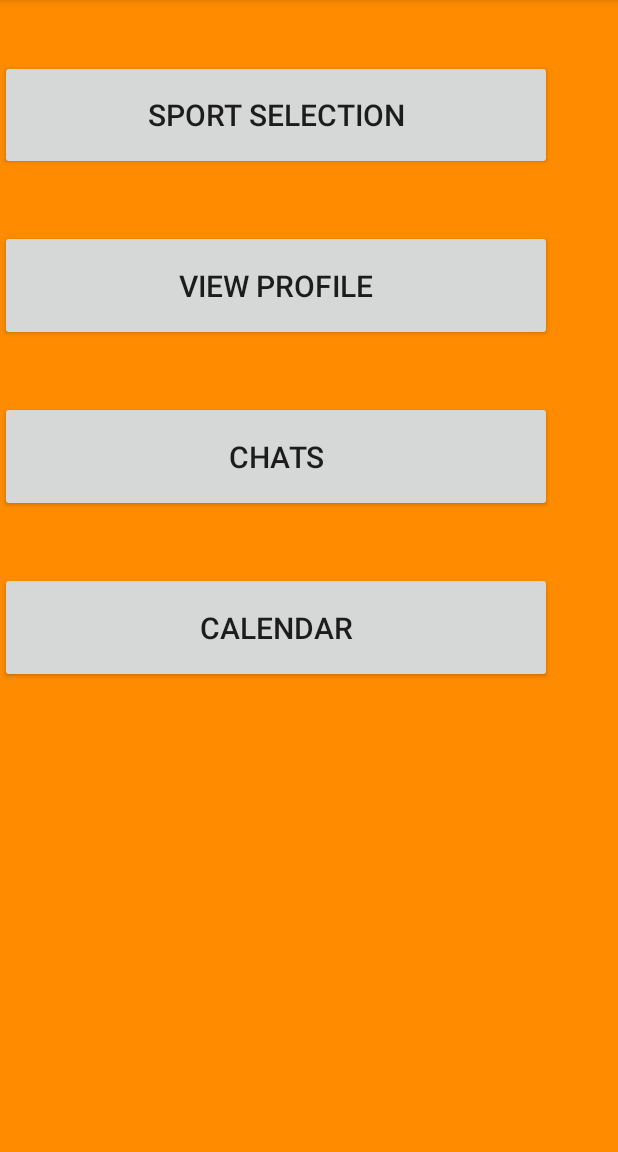
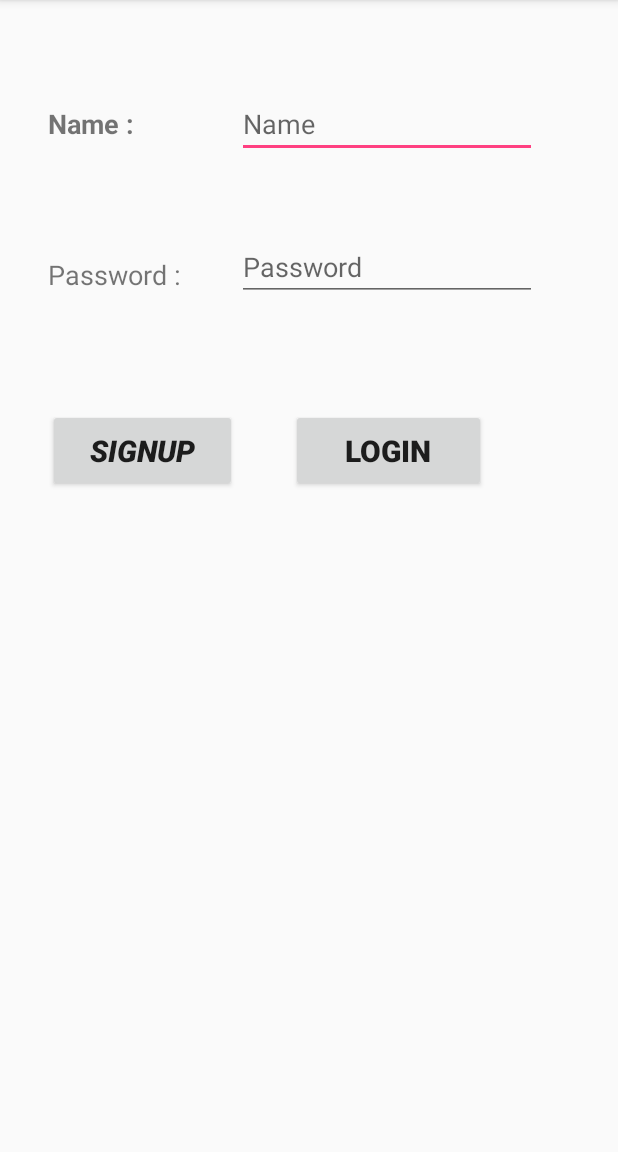
Before and after one commit to RachiketArya/MyApplication3, an Android app: the screen it shows after launch (MainActivity), on a phone screen of 412 x 824 dp, the part 84-1236 px from its top. Run offline under Robolectric (Android 15) with nearby library versions, the phone set to English and light mode, and no system bars.

Commit message:
changes made

```diff
--- a/app/src/main/AndroidManifest.xml
+++ b/app/src/main/AndroidManifest.xml
@@ -33,6 +33,11 @@
         <activity android:name=".Chats"
             android:label="NUS Sports Match"
             />
+        <activity android:name=".Signup"
+            android:label="NUS Sports Match"
+            />
+        <activity android:name=".menuAfterLogin"
+            android:label="NUS Sports Match"/>
 
     </application>
 
--- a/app/src/main/java/com/example/rachiket/myapplication/MainActivity.java
+++ b/app/src/main/java/com/example/rachiket/myapplication/MainActivity.java
@@ -5,53 +5,60 @@ import android.support.v7.app.AppCompatActivity;
 import android.os.Bundle;
 import android.view.View;
 import android.widget.Button;
+import android.widget.EditText;
+import android.widget.TextView;
 
 import java.util.*;
 
 public class MainActivity extends AppCompatActivity {
-
-
+    public static List<Player> All;
+    public EditText password;
+    public EditText name;
+    public Button Login;
+    public Button sign_up;
+    public TextView alert;
+    public static int select=-1;
     @Override
     protected void onCreate(Bundle savedInstanceState) {
         super.onCreate(savedInstanceState);
-        setContentView(R.layout.activity_main);
+        setContentView(R.layout.main_login_page);
+        initialiseUI();
 
-        Button sportsBut = (Button) findViewById(R.id.button);
-        sportsBut.setOnClickListener(new View.OnClickListener() {
-            @Override
-            public void onClick(View v) {
-                Intent i = new Intent(v.getContext(), Sports.class);
-                startActivity(i);
-            }
-        });
-
-        Button profileBut = (Button) findViewById(R.id.button2);
-        sportsBut.setOnClickListener(new View.OnClickListener() {
-            @Override
-            public void onClick(View v) {
-                Intent i = new Intent(v.getContext(), MyProfile.class);
-                startActivity(i);
-            }
-        });
-
-        Button chatBut = (Button) findViewById(R.id.button3);
-        sportsBut.setOnClickListener(new View.OnClickListener() {
-            @Override
-            public void onClick(View v) {
-                Intent i = new Intent(v.getContext(), Chats.class);
-                startActivity(i);
-            }
-        });
-
-        Button calendarBut = (Button) findViewById(R.id.button4);
-        sportsBut.setOnClickListener(new View.OnClickListener() {
-            @Override
-            public void onClick(View v) {
-                Intent i = new Intent(v.getContext(), Calendar.class);
-                startActivity(i);
-            }
-        });
+    }
+    public void checkprofile(View view){
+        boolean flag=false;
+        for(int i=0;i<All.size();i++) {
+            if (All.get(i).getname().equals(name.getText().toString()) &&
+                    All.get(i).getpassword().equals(password.getText().toString()))
+                {
+                       select=i;
+                       Intent intent = new Intent(this, menuAfterLogin.class);
+                       startActivity(intent);
+                    flag=true;
+                    break;
+                }
+        }
+        if(flag==false){
+            alert.setTextColor(getResources().getColor(R.color.red));
+            alert.setTextSize(9);
+            alert.setText("Incorect Username/Password");
+        }
     }
 
 
+    public void signup(View view){
+        Intent i = new Intent(this, Signup.class);
+        startActivity(i);
+    }
+    public void initialiseUI(){
+        password=(EditText)findViewById(R.id.password);
+        name=(EditText)findViewById(R.id.name);
+        Login=(Button)findViewById(R.id.login);
+        sign_up=(Button)findViewById(R.id.signup);
+        alert=(TextView)findViewById(R.id.alert);
+        if(select==-1){
+            All=Player.allplayers();
+        }
+    }
+
 }
--- /dev/null
+++ b/app/src/main/java/com/example/rachiket/myapplication/Player.java
@@ -0,0 +1,49 @@
+package com.example.rachiket.myapplication;
+import com.example.rachiket.myapplication.PlayerInterface;
+
+
+import java.util.*;
+
+/**
+ * Created by Harsh Goel on 6/26/2017.
+ */
+//declration of the player class
+public class Player implements PlayerInterface{
+    //class contains name,password ans string
+    private String name;
+    private String password;
+    private int rating;
+    // functions overriden from the interface
+    public void setname(String s){
+        name=s;
+    }
+    public String getname(){
+        return name;
+    }
+    public void setpassword(String s){
+        password=s;
+    }
+    public String getpassword(){
+        return password;
+    }
+    //static function tht initialises the random player data useing list interface and arraylist framework
+    public static List<Player> allplayers(){
+        Random obj=new Random();
+        List<Player> playerlist=new ArrayList<>();
+        for(int i=0;i<10;i++){
+            Player newplayer=new Player();
+            newplayer.setname("Player"+i);
+            newplayer.setpassword("password"+i);
+            newplayer.setRating(obj.nextInt(5)+1);
+            playerlist.add(newplayer);
+
+        }
+        return playerlist;
+    }
+    public int getRating(){
+        return rating;
+    }
+    public void setRating(int k){
+        rating = k;
+    }
+}
--- /dev/null
+++ b/app/src/main/java/com/example/rachiket/myapplication/PlayerInterface.java
@@ -0,0 +1,14 @@
+package com.example.rachiket.myapplication;
+
+/**
+ * Created by Harsh Goel on 6/26/2017.
+ */
+//Interface defines the functions reuired by the player class
+public interface PlayerInterface {
+    public void setname(String s);
+    public String getname();
+    public void setpassword(String s);
+    public String getpassword();
+    public void setRating(int k);
+    public int getRating();
+}
--- /dev/null
+++ b/app/src/main/res/layout/main_login_page.xml
@@ -0,0 +1,97 @@
+<?xml version="1.0" encoding="utf-8"?>
+<RelativeLayout
+    xmlns:android="http://schemas.android.com/apk/res/android"
+    xmlns:tools="http://schemas.android.com/tools"
+    android:orientation="vertical"
+    android:layout_width="match_parent"
+    android:layout_height="match_parent"
+    android:paddingRight="10dp"
+    android:paddingLeft="10dp"
+    android:paddingTop="10dp"
+    android:paddingBottom="10dp"
+    >
+
+
+    <EditText
+        android:id="@+id/name"
+        android:layout_width="200dp"
+        android:layout_height="wrap_content"
+        android:layout_marginLeft="85dp"
+        android:layout_marginTop="50dp"
+        android:ems="10"
+        android:inputType="text|textPersonName"
+        android:layout_alignParentTop="true"
+        android:layout_toEndOf="@+id/textview2"
+        android:layout_marginStart="26dp"
+        android:hint="Name"/>
+
+    <TextView
+        android:id="@+id/textview2"
+        android:layout_width="100dp"
+        android:layout_height="30dp"
+        android:layout_alignStart="@+id/textView"
+        android:layout_below="@+id/name"
+        android:layout_marginTop="65dp"
+        android:text="Password :"
+        android:textSize="18sp" />
+
+    <Button
+        android:id="@+id/signup"
+        android:layout_width="100dp"
+        android:layout_height="30dp"
+        android:layout_alignStart="@+id/textview2"
+        android:layout_alignTop="@+id/login"
+        android:layout_toStartOf="@+id/password"
+        android:text="Signup"
+        android:layout_alignBottom="@+id/login"
+        android:textSize="20sp"
+        android:onClick="signup"
+        android:textStyle="bold|italic"/>
+
+    <EditText
+        android:id="@+id/password"
+        android:layout_width="200dp"
+        android:layout_height="wrap_content"
+        android:layout_alignBottom="@+id/textview2"
+        android:layout_alignStart="@+id/name"
+        android:hint="@string/Password"
+        android:inputType="textPassword" />
+    <TextView
+        android:id="@+id/textView"
+        android:layout_width="wrap_content"
+        android:layout_height="wrap_content"
+        android:text="Name :"
+        android:layout_weight="0.05"
+        android:layout_alignBaseline="@+id/name"
+        android:layout_alignBottom="@+id/name"
+        android:layout_alignParentStart="true"
+        android:layout_marginStart="22dp"
+        android:textSize="18sp"
+        android:textStyle="bold"
+        />
+
+    <Button
+        android:id="@+id/login"
+        android:layout_width="130dp"
+        android:layout_height="55dp"
+        android:layout_alignEnd="@+id/name"
+        android:layout_below="@+id/name"
+        android:layout_marginEnd="34dp"
+        android:layout_marginLeft="85dp"
+        android:layout_marginTop="167dp"
+        android:onClick="checkprofile"
+        android:text="LOGIN"
+        android:textSize="20sp"
+        android:textStyle="bold"/>
+
+    <TextView
+        android:id="@+id/alert"
+        android:layout_width="wrap_content"
+        android:layout_height="wrap_content"
+        android:layout_alignParentTop="true"
+        android:layout_marginStart="27dp"
+        android:layout_marginTop="16dp"
+        android:layout_toEndOf="@+id/textView"
+        android:text="" />
+
+</RelativeLayout>
--- a/app/src/main/res/values/strings.xml
+++ b/app/src/main/res/values/strings.xml
@@ -14,5 +14,8 @@
     <string name="sport_4">Squash</string>
 
     <string name="name_1">Rachiket Arya</string>
+    <string name="Password">Password</string>
+    <string name="Name">Name</string>
+    <string name="Rating">0</string>
 
 </resources>
```
Also changed, not shown: app/src/main/java/com/example/rachiket/myapplication/MyProfile.java (+10 -0 lines), app/src/main/java/com/example/rachiket/myapplication/Signup.java (added, +54 -0 lines), app/src/main/java/com/example/rachiket/myapplication/menuAfterLogin.java (added, +55 -0 lines), app/src/main/res/layout/profile.xml (+4 -4 lines), app/src/main/res/layout/sign_up.xml (added, +123 -0 lines), app/src/main/res/values/colors.xml (+11 -0 lines).
